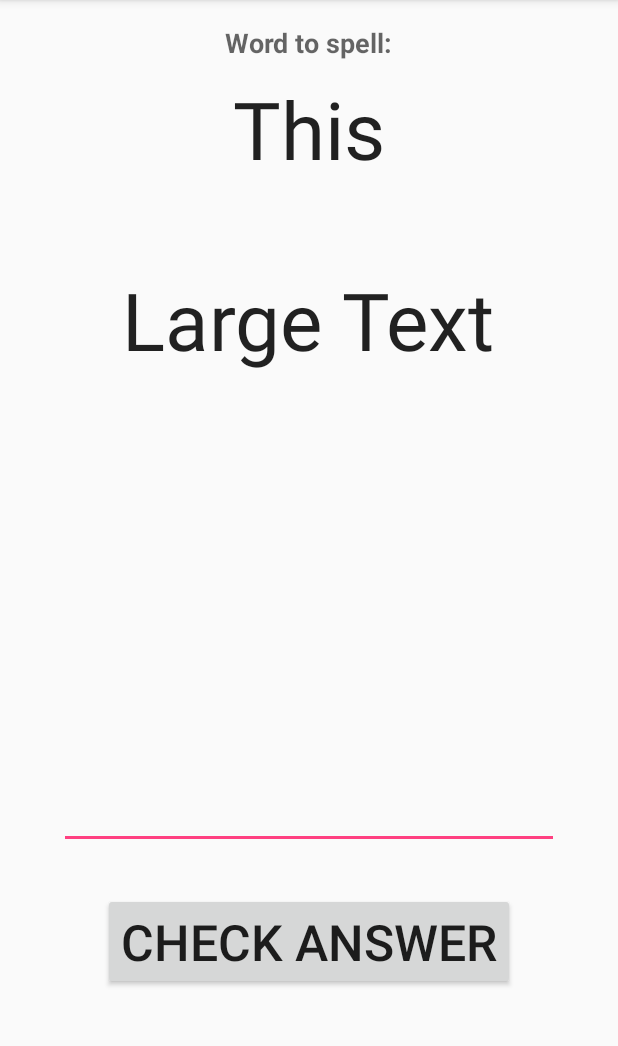
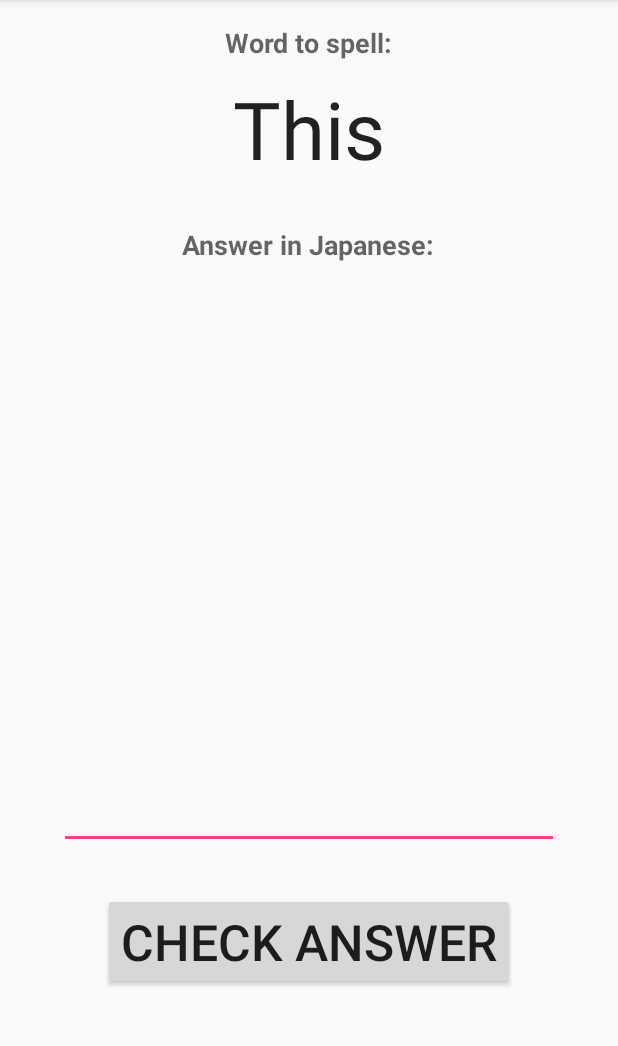
Before and after one commit to Heights94/FlashcardBuddy, an Android app: the screen it shows after launch (LeitnerActivity), after a tap on "START REVIEW", on a phone screen of 412 x 824 dp, the part 84-1130 px from its top. Run offline under Robolectric (Android 15) with nearby library versions, the phone set to English and light mode, and no system bars.

Commit message:
Tested Okay Rating, UI elements and word count update accordingly
Cleaned up tests, fixed issu

```diff
--- a/app/src/main/java/com/example/moham/flashcardbuddy/DBHandler.java
+++ b/app/src/main/java/com/example/moham/flashcardbuddy/DBHandler.java
@@ -15,6 +15,7 @@ import java.text.ParseException;
 import java.text.SimpleDateFormat;
 import java.util.ArrayList;
 import java.util.Arrays;
+import java.util.Calendar;
 import java.util.Date;
 import java.util.List;
 import java.util.TimeZone;
@@ -62,6 +63,24 @@ public class DBHandler extends SQLiteOpenHelper {
         onCreate(db);
     }
 
+    public void updateLeitnerWord(LeitnerSystem ls, String answerRating) throws ParseException {
+        SQLiteDatabase db = this.getWritableDatabase();
+        ContentValues values = new ContentValues();
+        String newReviewDate = "";
+        DateFormat format = new SimpleDateFormat("dd-MM-yyy");
+        format.setTimeZone(TimeZone.getTimeZone("GMT"));
+        Calendar c = Calendar.getInstance();
+        c.setTime(format.parse(ls.getReviewDate()));
+        c.add(Calendar.DATE, 4);  // number of days to add
+        newReviewDate = format.format(c.getTime());  // dt is now the new date
+        if(answerRating == "okay" && ls.getBoxNumnber() != 5) {
+            values.put(KEY_BOX_NUMBER, ls.getBoxNumnber() + 1);
+            values.put(KEY_REVIEW_DATE, newReviewDate);
+            System.out.println("Updated row:" + newReviewDate);
+            System.out.println("Row ID is :" + ls.getId());
+            db.update("LeitnerSystem", values, "id=" + ls.getId(), null);
+        }
+    }
     // Adding new Flashcard
     public void addFlashcard(Flashcard Flashcard, String TABLE_NAME) {
         SQLiteDatabase db = this.getWritableDatabase();
@@ -118,6 +137,7 @@ public class DBHandler extends SQLiteOpenHelper {
         if (cursor.moveToFirst()) {
             Date reviewDate = format.parse(cursor.getString(7));
             Date todaysDate = format.parse(Flashcard.getCurrentDate());
+            System.out.println("SuperMemo review date: " + reviewDate + " " + cursor.getString(1) + " " + cursor.getString(0));
             if (todaysDate.after(reviewDate) || todaysDate.equals(reviewDate)) {//If today is the review day)
                 do {
                     SuperMemo sm = new SuperMemo();
@@ -151,10 +171,11 @@ public class DBHandler extends SQLiteOpenHelper {
 // looping through all rows and add
 // ng to list
         if (cursor.moveToFirst()) {
-            Date reviewDate = format.parse(cursor.getString(7));
+            Date reviewDate = format.parse(cursor.getString(7));//Gets review dates from database, for each row.
             Date todaysDate = format.parse(Flashcard.getCurrentDate());
-            if (todaysDate.after(reviewDate) || todaysDate.equals(reviewDate)) {//If today is the review day)
+            System.out.println("Leitner review date: " + reviewDate + " " + cursor.getString(1) + " " + todaysDate.after(reviewDate));;
                 do {
+                    //if (todaysDate.after(reviewDate) || todaysDate.equals(reviewDate)) {//If today is the review day)
                     LeitnerSystem ls = new LeitnerSystem();
                     ls.setId(Integer.parseInt(cursor.getString(0)));
                     ls.setWord(cursor.getString(1));
@@ -164,12 +185,50 @@ public class DBHandler extends SQLiteOpenHelper {
                     ls.setSpelling(cursor.getString(5));
                     ls.setDateAdded(cursor.getString(6));
                     ls.setReviewDate(cursor.getString(7));
-                    FlashcardList.add(ls);
+                        FlashcardList.add(ls);
+                        System.out.println("Leitner eligible review date: " + reviewDate + " " + cursor.getString(1) + " " + cursor.getString(0));
+                    //}
                 } while (cursor.moveToNext());
             }
-        }
+
 // return contact list
         return FlashcardList;
+    }
+
+    public int leitnerWordCount() throws ParseException {
+        List<LeitnerSystem> rows = getLeitnerFlashcards();//Returns 0
+        System.out.println(rows.size());
+        DateFormat format = new SimpleDateFormat("dd-MM-yyy");
+        format.setTimeZone(TimeZone.getTimeZone("GMT"));
+        Date reviewDate = null;
+        int count = 0;
+        for (LeitnerSystem flashcard : rows) {//For each card..
+            reviewDate = format.parse(flashcard.getReviewDate());
+            Date todaysDate = format.parse(flashcard.getCurrentDate());
+            if (todaysDate.after(reviewDate) || todaysDate.equals(reviewDate)) {//If today is the review day
+                count++;//Increment the count by 1
+            }
+        }
+        System.out.println("Current count is " + count + " list size " + rows.size());
+            return count;
+        }
+
+    public List<LeitnerSystem> firstWord() throws ParseException {
+        List<LeitnerSystem> rows = getLeitnerFlashcards();//Returns 0
+        List<LeitnerSystem> ls = new ArrayList<>();
+        System.out.println(rows.size());
+        DateFormat format = new SimpleDateFormat("dd-MM-yyy");
+        format.setTimeZone(TimeZone.getTimeZone("GMT"));
+        Date reviewDate = null;
+        for (LeitnerSystem flashcard : rows) {//For each card..
+            reviewDate = format.parse(flashcard.getReviewDate());
+            Date todaysDate = format.parse(flashcard.getCurrentDate());
+            if (todaysDate.after(reviewDate) || todaysDate.equals(reviewDate)) {//If today is the review day
+                ls.add(flashcard);
+            }
+            System.out.println(flashcard.getWord() + " ls is " + ls.size());
+        }
+        return ls;
     }
 
     public String createtLeitnerTable() {
--- a/app/src/main/java/com/example/moham/flashcardbuddy/LeitnerActivity.java
+++ b/app/src/main/java/com/example/moham/flashcardbuddy/LeitnerActivity.java
@@ -1,33 +1,99 @@
 package com.example.moham.flashcardbuddy;
 
+import android.content.Intent;
+import android.graphics.Color;
 import android.support.v7.app.AppCompatActivity;
 import android.os.Bundle;
-import android.util.Log;
+import android.view.View;
+import android.widget.Button;
+import android.widget.EditText;
 import android.widget.TextView;
 
+import java.text.DateFormat;
 import java.text.ParseException;
+import java.text.SimpleDateFormat;
+import java.util.ArrayList;
+import java.util.Date;
 import java.util.List;
+import java.util.TimeZone;
 
 public class LeitnerActivity extends AppCompatActivity {
+
+    private List<LeitnerSystem> rows = new ArrayList<>();
+    private DBHandler db = new DBHandler(this);
 
     @Override
     protected void onCreate(Bundle savedInstanceState) {
         super.onCreate(savedInstanceState);
         setContentView(R.layout.activity_leitner_activity);
-        DBHandler db = new DBHandler(this);
-        beginReview(db);
+        beginReview();
     }
 
 
-    public void beginReview(DBHandler db){
-        List<LeitnerSystem> rows = null;
+    public void beginReview() {
         try {
-            rows = db.getLeitnerFlashcards();
+            rows = db.firstWord();
+            if (rows.size() == 0) {
+                Intent intent = new Intent(this, MainActivity.class);
+                intent.addFlags(Intent.FLAG_ACTIVITY_CLEAR_TOP | Intent.FLAG_ACTIVITY_SINGLE_TOP);
+                startActivity(intent);
+                return;
+            }
         } catch (ParseException e) {
             e.printStackTrace();
         }
         LeitnerSystem ls = rows.get(0);
-        TextView view = (TextView) findViewById(R.id.word);
+        TextView view = (TextView) findViewById(R.id.wordText);
+        TextView view2 = (TextView) findViewById(R.id.answerText);
         view.setText(ls.getWordTranslated());
+        view2.setText(ls.getWord());
     }
+
+
+    public void checkAnswer(View view) {
+        TextView answer = (TextView) findViewById(R.id.answerText);
+        EditText answerField = (EditText) findViewById(R.id.answerField);
+        Button okayButton = (Button) findViewById(R.id.okayButton);
+        Button difficultButton = (Button) findViewById(R.id.difficultButton);
+        Button answerButton = (Button) findViewById(R.id.answerButton);
+        answer.setVisibility(answer.VISIBLE);
+        okayButton.setVisibility(okayButton.VISIBLE);
+        difficultButton.setVisibility(difficultButton.VISIBLE);
+        answerButton.setVisibility(answerButton.INVISIBLE);
+        disableEditText(answerField);
+    }
+
+    public void hideAnswer() {
+        TextView answer = (TextView) findViewById(R.id.answerText);
+        EditText answerField = (EditText) findViewById(R.id.answerField);
+        Button okayButton = (Button) findViewById(R.id.okayButton);
+        Button difficultButton = (Button) findViewById(R.id.difficultButton);
+        Button answerButton = (Button) findViewById(R.id.answerButton);
+        answer.setVisibility(answer.INVISIBLE);
+        okayButton.setVisibility(okayButton.INVISIBLE);
+        difficultButton.setVisibility(difficultButton.INVISIBLE);
+        answerButton.setVisibility(answerButton.VISIBLE);
+        disableEditText(answerField);
+    }
+
+    public void okayButton(View view) {
+        try {
+            hideAnswer();
+            LeitnerSystem ls = rows.get(0);
+            db.updateLeitnerWord(ls, "okay");
+            beginReview();
+        } catch (ParseException e) {
+            e.printStackTrace();
+        }
+    }
+
+    private void disableEditText(EditText editText) {
+        editText.setFocusable(false);
+        editText.setEnabled(false);
+        editText.setCursorVisible(false);
+        editText.setKeyListener(null);
+        editText.setBackgroundColor(Color.TRANSPARENT);
+    }
+
+
 }
--- a/app/src/main/java/com/example/moham/flashcardbuddy/MainActivity.java
+++ b/app/src/main/java/com/example/moham/flashcardbuddy/MainActivity.java
@@ -21,7 +21,9 @@ import java.util.TimeZone;
 public class MainActivity extends AppCompatActivity {
 
     public final static String EXTRA_MESSAGE = "com.example.moham.flashcardbuddy.MESSAGE";
+    public MainActivity(){
 
+    }
     @Override
     protected void onCreate(Bundle savedInstanceState) {
         super.onCreate(savedInstanceState);
@@ -60,7 +62,22 @@ public class MainActivity extends AppCompatActivity {
 
     }
 
-    public void smWordsAvaliable() throws ParseException {
+
+
+    @Override
+    protected void onResume()
+    {
+        // TODO Auto-generated method stub
+        super.onResume();
+        try {
+            //smWordsAvaliable();
+            leitnerWordsAvaliable();
+        } catch (ParseException e) {
+            e.printStackTrace();
+        }
+    }
+
+    public int smWordsAvaliable() throws ParseException {
         DBHandler db = new DBHandler(this);
         List<SuperMemo> rows = db.getSuperMemoFlashcards();
         DateFormat format = new SimpleDateFormat("dd-MM-yyy");
@@ -79,29 +96,25 @@ public class MainActivity extends AppCompatActivity {
         }
         TextView view = (TextView) findViewById(R.id.wordsReady);
         view.setText(Integer.toString(count));
+        return count;
     }
 
-    public void leitnerWordsAvaliable() throws ParseException {
+    public int leitnerWordsAvaliable() throws ParseException {
         DBHandler db = new DBHandler(this);
-        List<LeitnerSystem> rows = db.getLeitnerFlashcards();
-        System.out.println(rows.size());
-        DateFormat format = new SimpleDateFormat("dd-MM-yyy");
-        format.setTimeZone(TimeZone.getTimeZone("GMT"));
-        int count = 0;
-        for (LeitnerSystem flashcard : rows) {//For each card..
-            Date reviewDate = format.parse(flashcard.getReviewDate());
-            Date todaysDate = format.parse(flashcard.getCurrentDate());
-            if (todaysDate.after(reviewDate) || todaysDate.equals(reviewDate)) {//If today is the review day
-                count++;//Increment the count by 1
-            }
-        }
+        int count = db.leitnerWordCount();
+        System.out.println("Current count is : " + count);
+        Button btn = (Button) findViewById(R.id.start_review);
         if (count >= 1 && count <= 2) {
-            Button btn = (Button) findViewById(R.id.start_review);
             btn.setEnabled(true);
+        } else {
+            btn.setEnabled(false);
         }
         TextView view = (TextView) findViewById(R.id.wordsReady);
         view.setText(Integer.toString(count));
+        return count;
     }
+
+
 
     public void openActivity(View view) {
         Intent intent = new Intent(this, LeitnerActivity.class);
--- a/app/src/main/res/layout/activity_leitner_activity.xml
+++ b/app/src/main/res/layout/activity_leitner_activity.xml
@@ -14,7 +14,7 @@
         android:layout_height="wrap_content"
         android:textAppearance="?android:attr/textAppearanceLarge"
         android:text="Large Text"
-        android:id="@+id/word"
+        android:id="@+id/wordText"
         android:layout_alignParentTop="true"
         android:layout_centerHorizontal="true"
         android:layout_marginTop="34dp"
@@ -24,30 +24,32 @@
         android:layout_width="wrap_content"
         android:layout_height="wrap_content"
         android:text="CHECK ANSWER"
-        android:id="@+id/button2"
+        android:id="@+id/answerButton"
         android:layout_marginBottom="92dp"
         android:textSize="50px"
         android:layout_alignParentBottom="true"
-        android:layout_centerHorizontal="true" />
+        android:layout_centerHorizontal="true"
+        android:onClick="checkAnswer"/>
 
     <EditText
         android:layout_width="wrap_content"
         android:layout_height="wrap_content"
-        android:id="@+id/editText"
-        android:layout_above="@+id/button2"
+        android:id="@+id/answerField"
+        android:layout_above="@+id/answerButton"
         android:layout_centerHorizontal="true"
         android:layout_marginBottom="29dp"
         android:inputType="text"
         android:minWidth="500px"
         android:textSize="70px"
-        android:textAlignment="center" />
+        android:textAlignment="center"
+        android:focusable="true" />
 
     <TextView
         android:layout_width="wrap_content"
         android:layout_height="wrap_content"
         android:textAppearance="?android:attr/textAppearanceMedium"
         android:text="Word to spell:"
-        android:id="@+id/textView2"
+        android:id="@+id/wordLabel"
         android:layout_alignParentTop="true"
         android:layout_centerHorizontal="true"
         android:textStyle="bold" />
@@ -57,9 +59,48 @@
         android:layout_height="wrap_content"
         android:textAppearance="?android:attr/textAppearanceLarge"
         android:text="Large Text"
-        android:id="@+id/answer"
+        android:id="@+id/answerText"
         android:layout_marginTop="56dp"
         android:textSize="80px"
-        android:layout_below="@+id/word"
+        android:layout_below="@+id/wordText"
+        android:layout_centerHorizontal="true"
+        android:visibility="invisible" />
+
+    <TextView
+        android:layout_width="wrap_content"
+        android:layout_height="wrap_content"
+        android:textAppearance="?android:attr/textAppearanceMedium"
+        android:text="Answer in Japanese:"
+        android:id="@+id/answerLabel"
+        android:textStyle="bold"
+        android:layout_marginTop="29dp"
+        android:layout_below="@+id/wordText"
         android:layout_centerHorizontal="true" />
+
+    <Button
+        android:layout_width="wrap_content"
+        android:layout_height="wrap_content"
+        android:text="DIFFICULT"
+        android:id="@+id/difficultButton"
+        android:textSize="50px"
+        android:onClick=""
+        android:backgroundTint="#a60000"
+        android:textColor="#ffffff"
+        android:layout_alignTop="@+id/answerButton"
+        android:layout_alignParentStart="true"
+        android:layout_marginStart="25dp"
+        android:visibility="invisible" />
+
+    <Button
+        android:layout_width="wrap_content"
+        android:layout_height="wrap_content"
+        android:text="OKAY"
+        android:id="@+id/okayButton"
+        android:textSize="50px"
+        android:onClick="okayButton"
+        android:backgroundTint="#0cae00"
+        android:textColor="#ffffff"
+        android:layout_below="@+id/answerField"
+        android:layout_toEndOf="@+id/wordLabel"
+        android:visibility="invisible" />
 </RelativeLayout>
```
Also changed, not shown: 2 other files.
